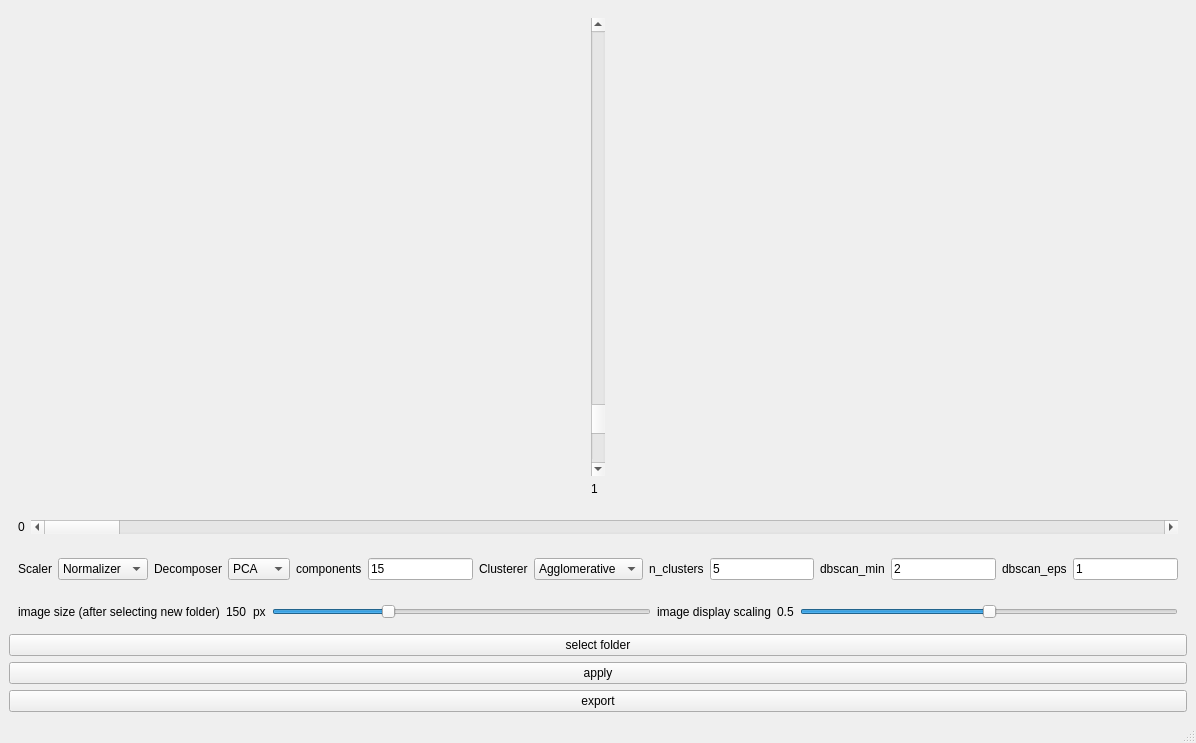
This is gui/gui_form.ui in FrederikLauf/Image-Clustering-Tool as Qt 5 draws it before an edit. The edited form follows.
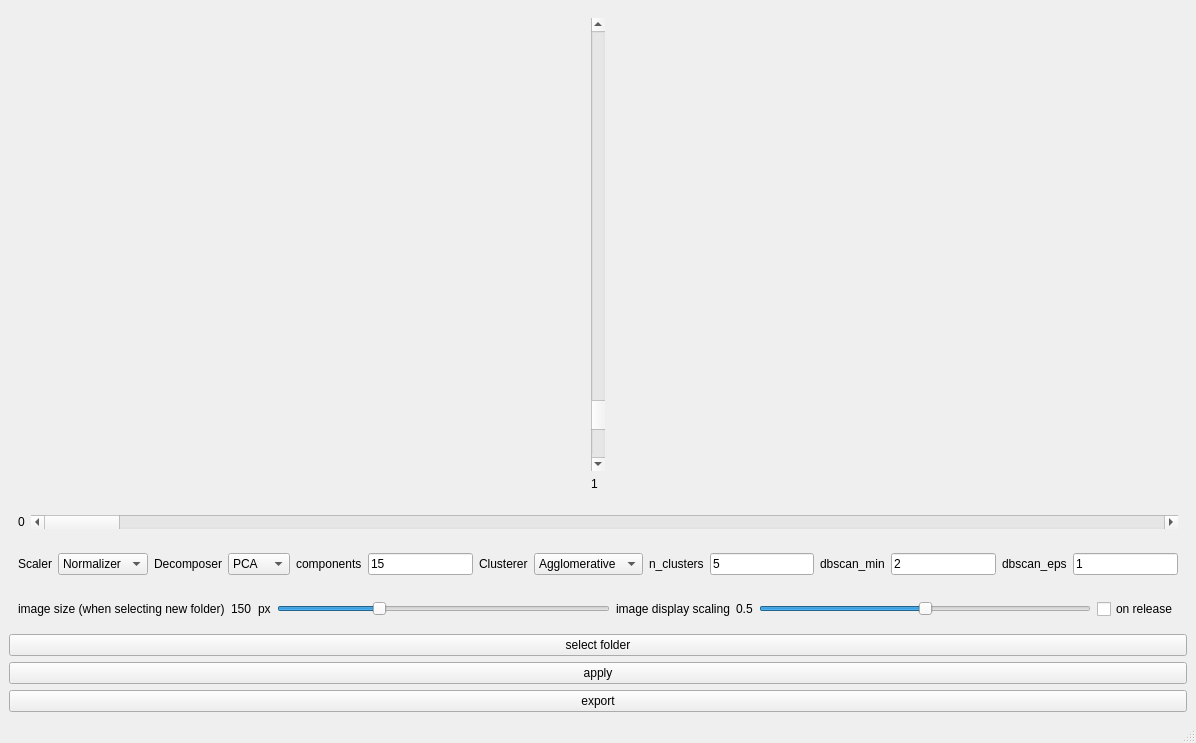
This is the edited form.

Commit message: Add on release checkbox.

```diff
--- a/gui/gui_form.ui
+++ b/gui/gui_form.ui
@@ -342,7 +342,7 @@
        <item>
         <widget class="QLabel" name="label_8">
          <property name="text">
-          <string>image size (after selecting new folder)</string>
+          <string>image size (when selecting new folder)</string>
          </property>
         </widget>
        </item>
@@ -409,6 +409,13 @@
          </property>
         </widget>
        </item>
+       <item>
+        <widget class="QCheckBox" name="onReleaseCheckBox">
+         <property name="text">
+          <string>on release</string>
+         </property>
+        </widget>
+       </item>
       </layout>
      </widget>
     </item>
```
Left out of the diff: 17 changed lines with no effect on the pictures. The commit also changes 2 other files.
